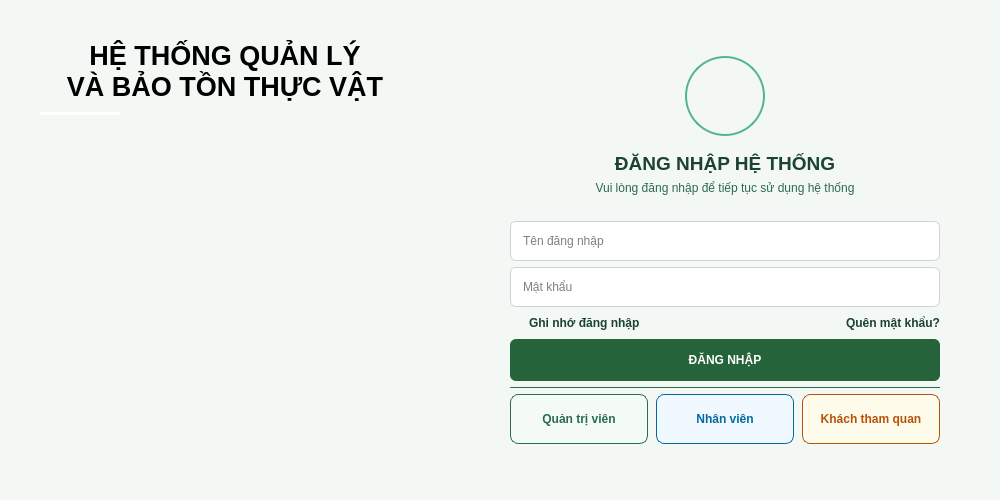
Above: CSDL_doan/login(2).ui from chammtnk25411/CSDL_QLCX before the change. Below: the same form after it.
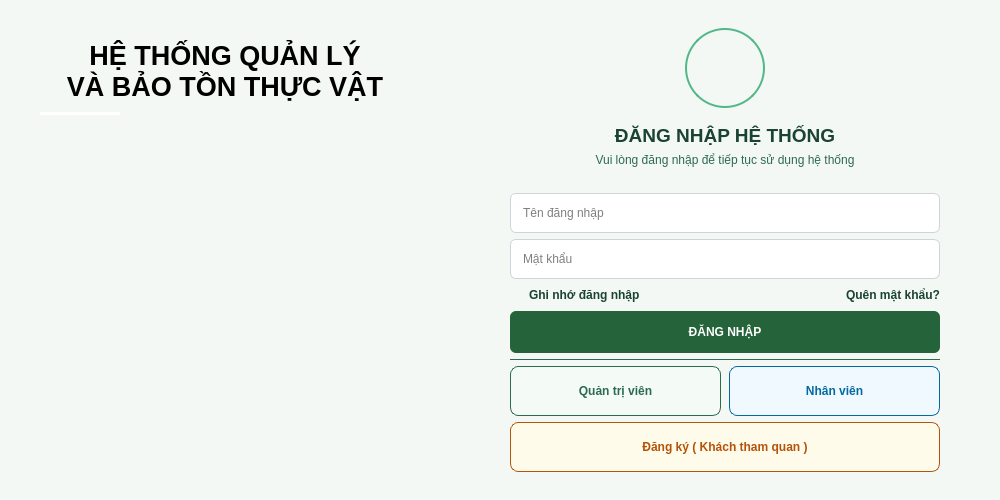
That is the form after the change. Icons and pictures are not drawn.

```diff
--- a/CSDL_doan/login(2).ui
+++ b/CSDL_doan/login(2).ui
@@ -379,6 +379,8 @@
              </property>
             </widget>
            </item>
+          </layout>
+         </item>
            <item>
             <widget class="QPushButton" name="btn_role_guest">
              <property name="minimumSize">
@@ -391,11 +393,9 @@
               <string notr="true">QPushButton { background-color: #fffbeb; border: 1px solid #b45309; border-radius: 8px; color: #b45309; font-weight: bold; }</string>
              </property>
              <property name="text">
-              <string>Khách tham quan</string>
-             </property>
-            </widget>
-           </item>
-          </layout>
+            <string>Đăng ký ( Khách tham quan )</string>
+           </property>
+          </widget>
          </item>
          <item>
           <spacer name="verticalSpacer_form_bottom">
```
Lines whose indentation alone changed are shown as unchanged.
